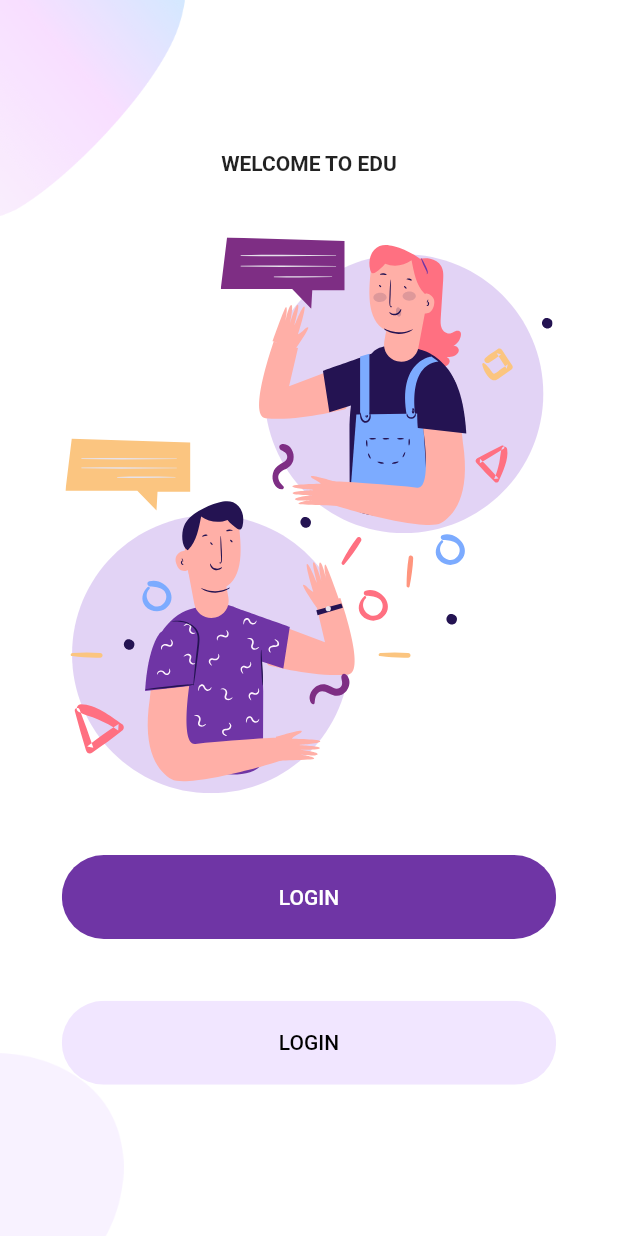
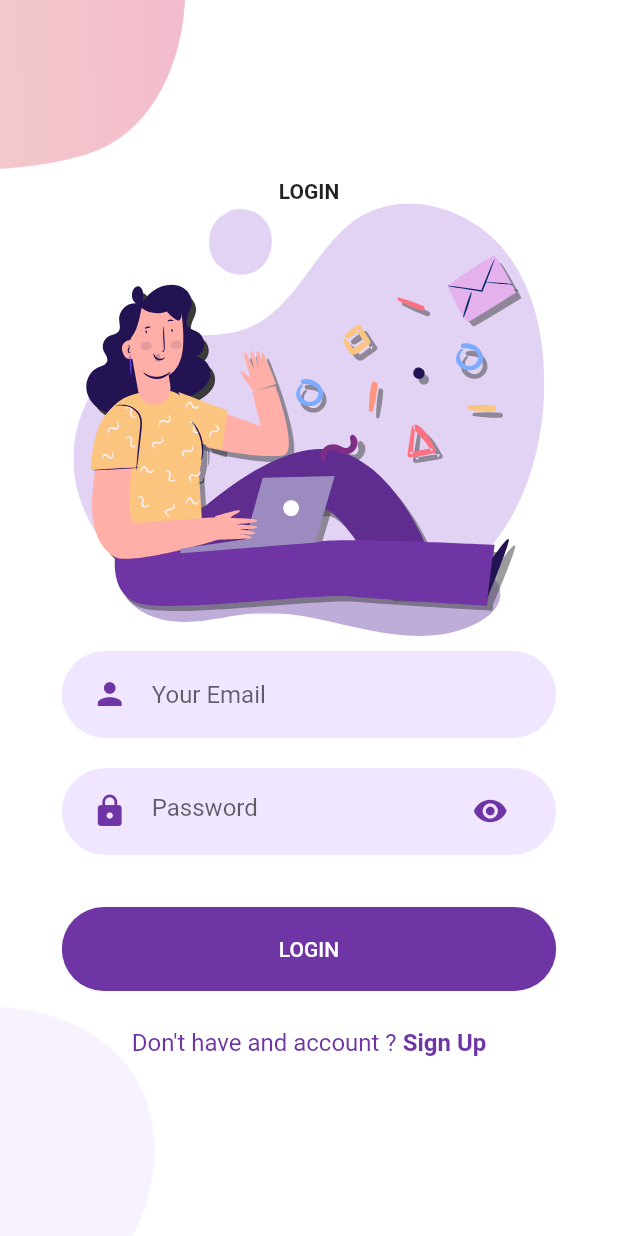
Before and after one commit to tarek-elsayed/Login-SignUp-page-UI, a Flutter app: the screen it shows after launch, after a tap on "LOGIN", on a phone screen of 412 x 824 dp. Run offline on Flutter 3.47's test engine with Material 2 defaults, Android fonts, the phone set to English and light mode, and no system bars; our stand-ins replace flutter_svg.

Commit message:
add signup page and some commpnent

```diff
--- /dev/null
+++ b/lib/components/roundedTextFeild.dart
@@ -0,0 +1,82 @@
+import 'package:flutter/material.dart';
+import 'package:ui_design/constants.dart';
+
+class RoundedInputField extends StatelessWidget {
+  final String hintText;
+  final IconData icon;
+  final ValueChanged<String> onChange;
+
+  const RoundedInputField({
+    Key? key,
+    required this.hintText,
+    required this.icon,
+    required this.onChange,
+  }) : super(key: key);
+
+  @override
+  Widget build(BuildContext context) {
+    return TextFieldContainer(
+      child: TextField(
+        keyboardType: TextInputType.emailAddress,
+        onChanged: onChange,
+        decoration: InputDecoration(
+            hintText: hintText,
+            icon: Icon(
+              icon,
+              color: kPrimaryColors,
+            ),
+            border: InputBorder.none),
+      ),
+    );
+  }
+}
+
+class TextFieldContainer extends StatelessWidget {
+  final Widget child;
+
+  const TextFieldContainer({
+    Key? key,
+    required this.child,
+  }) : super(key: key);
+
+  @override
+  Widget build(BuildContext context) {
+    Size size = MediaQuery.of(context).size;
+    return Container(
+      margin: EdgeInsets.symmetric(vertical: 10),
+      padding: EdgeInsets.symmetric(horizontal: 20, vertical: 5),
+      width: size.width * 0.8,
+      decoration: BoxDecoration(
+          color: kPrimaryLightColors, borderRadius: BorderRadius.circular(29)),
+      child: child,
+    );
+  }
+}
+class PasswordFieldContainer extends StatelessWidget {
+  final ValueChanged<String> onChange;
+
+  const PasswordFieldContainer({
+    Key? key,
+    required this.onChange,
+  }) : super(key: key);
+
+  @override
+  Widget build(BuildContext context) {
+    return const TextFieldContainer(
+      child: TextField(
+        obscureText: true,
+        decoration: InputDecoration(
+            border: InputBorder.none,
+            icon: Icon(
+              Icons.lock,
+              color: kPrimaryColors,
+            ),
+            hintText: 'Password',
+            suffixIcon: Icon(
+              Icons.visibility,
+              color: kPrimaryColors,
+            )),
+      ),
+    );
+  }
+}
--- /dev/null
+++ b/lib/screens/login/component/backgroud.dart
@@ -0,0 +1,43 @@
+import 'package:flutter/material.dart';
+
+class Background extends StatelessWidget {
+  final Widget child;
+
+  const Background({
+    Key? key,
+    required this.child,
+  }) : super(key: key);
+
+
+
+  @override
+  Widget build(BuildContext context) {
+    Size size=MediaQuery.of(context).size;
+    return Container(
+      width: double.infinity,
+      height: size.height,
+      child: Stack(
+        alignment: Alignment.center,
+        children: [
+          Positioned(
+            top: 0,
+            left: 0,
+            child: Image.asset(
+              "assets/images/signup_top.png",
+              width: size.width * 0.3,
+            ),
+          ),
+          Positioned(
+            bottom: 0,
+            left: 0,
+            child: Image.asset(
+              "assets/images/main_bottom.png",
+              width: size.width * 0.25,
+            ),
+          ),
+          child,
+        ],
+      ),
+    );
+  }
+}
--- /dev/null
+++ b/lib/screens/login/component/body.dart
@@ -0,0 +1,79 @@
+import 'package:flutter/material.dart';
+import 'package:flutter_svg/flutter_svg.dart';
+import 'package:ui_design/components/roundedTextFeild.dart';
+import 'package:ui_design/components/rounded_button.dart';
+import 'package:ui_design/constants.dart';
+import 'package:ui_design/screens/login/component/backgroud.dart';
+import 'package:ui_design/screens/signup/signup_screen.dart';
+
+class Body extends StatelessWidget {
+  const Body({
+    Key? key,
+  }) : super(key: key);
+
+  @override
+  Widget build(BuildContext context) {
+    Size size = MediaQuery.of(context).size;
+    return Background(
+      child: SingleChildScrollView(
+        child: Column(
+          mainAxisAlignment: MainAxisAlignment.center,
+          children: [
+            const Text(
+              "LOGIN",
+              style: TextStyle(fontWeight: FontWeight.bold),
+            ),
+            SvgPicture.asset(
+              'assets/icons/login.svg',
+              height: size.height * .35,
+            ),
+            RoundedInputField(
+              icon: Icons.person,
+              hintText: 'Your Email',
+              onChange: (value) {},
+            ),
+            PasswordFieldContainer(
+              onChange: (value) {},
+            ),
+            SizedBox(
+              height: size.height * .03,
+            ),
+            RoundedButton(
+              text: 'LOGIN',
+              press: () {},
+              textColor: Colors.white,
+            ),
+            SizedBox(
+              height: size.height * .03,
+            ),
+            Row(
+              mainAxisAlignment: MainAxisAlignment.center,
+              children: [
+                Text(
+                  'Don\'t have and account ?',
+                  style: TextStyle(color: kPrimaryColors, fontSize: 16),
+                ),
+                GestureDetector(
+                  onTap: () {
+                    Navigator.push(
+                        context,
+                        MaterialPageRoute(
+                            builder: (context) => SignUpScreen()));
+                  },
+                  child: Text(
+                    " Sign Up",
+                    style: TextStyle(
+                      color: kPrimaryColors,
+                      fontSize: 16,
+                      fontWeight: FontWeight.bold,
+                    ),
+                  ),
+                )
+              ],
+            )
+          ],
+        ),
+      ),
+    );
+  }
+}
--- /dev/null
+++ b/lib/screens/login/login_screen.dart
@@ -0,0 +1,13 @@
+import 'package:flutter/material.dart';
+import 'package:ui_design/screens/login/component/backgroud.dart';
+import 'package:ui_design/screens/login/component/body.dart';
+
+class LoginScreen extends StatelessWidget {
+  @override
+  Widget build(BuildContext context) {
+    Size size = MediaQuery.of(context).size;
+    return Scaffold(
+      body: Body(),
+    );
+  }
+}
--- /dev/null
+++ b/lib/screens/signup/component/backgroud.dart
@@ -0,0 +1,43 @@
+import 'package:flutter/material.dart';
+
+class Background extends StatelessWidget {
+  final Widget child;
+
+  const Background({
+    Key? key,
+    required this.child,
+  }) : super(key: key);
+
+
+
+  @override
+  Widget build(BuildContext context) {
+    Size size=MediaQuery.of(context).size;
+    return Container(
+      width: double.infinity,
+      height: size.height,
+      child: Stack(
+        alignment: Alignment.center,
+        children: [
+          Positioned(
+            top: 0,
+            left: 0,
+            child: Image.asset(
+              "assets/images/main_top.png",
+              width: size.width * 0.3,
+            ),
+          ),
+          Positioned(
+            bottom: 0,
+            right: 0,
+            child: Image.asset(
+              "assets/images/login_bottom.png",
+              width: size.width * 0.3,
+            ),
+          ),
+          child,
+        ],
+      ),
+    );
+  }
+}
--- a/lib/screens/welcome/components/body.dart
+++ b/lib/screens/welcome/components/body.dart
@@ -1,6 +1,8 @@
 import 'package:flutter/material.dart';
 import 'package:ui_design/components/rounded_button.dart';
 import 'package:ui_design/constants.dart';
+import 'package:ui_design/screens/login/login_screen.dart';
+import 'package:ui_design/screens/signup/signup_screen.dart';
 import 'package:ui_design/screens/welcome/components/background.dart';
 import 'package:flutter_svg/flutter_svg.dart';
 
@@ -31,7 +33,11 @@ class Body extends StatelessWidget {
             RoundedButton(
               textColor: Colors.white,
               press: () {
-                print('ok');
+                Navigator.push(
+                    context,
+                    MaterialPageRoute(
+                      builder: (context) => LoginScreen(),
+                    ));
               },
               text: 'LOGIN',
             ),
@@ -40,9 +46,13 @@ class Body extends StatelessWidget {
               color: kPrimaryLightColors,
               textColor: Colors.black,
               press: () {
-                print('ok');
+                Navigator.push(
+                    context,
+                    MaterialPageRoute(
+                      builder: (context) => SignUpScreen(),
+                    ));
               },
-              text: 'LOGIN',
+              text: 'SIGN UP',
             ),
           ],
         ),
```
Also changed, not shown: lib/components/mydivider.dart (added, +43 -0 lines), lib/screens/signup/component/body.dart (added, +125 -0 lines), lib/screens/signup/signup_screen.dart (added, +13 -0 lines).
